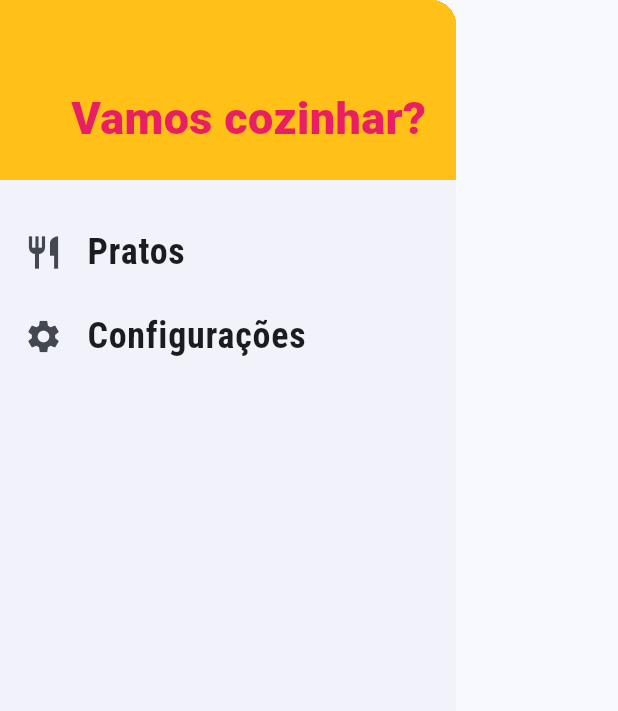
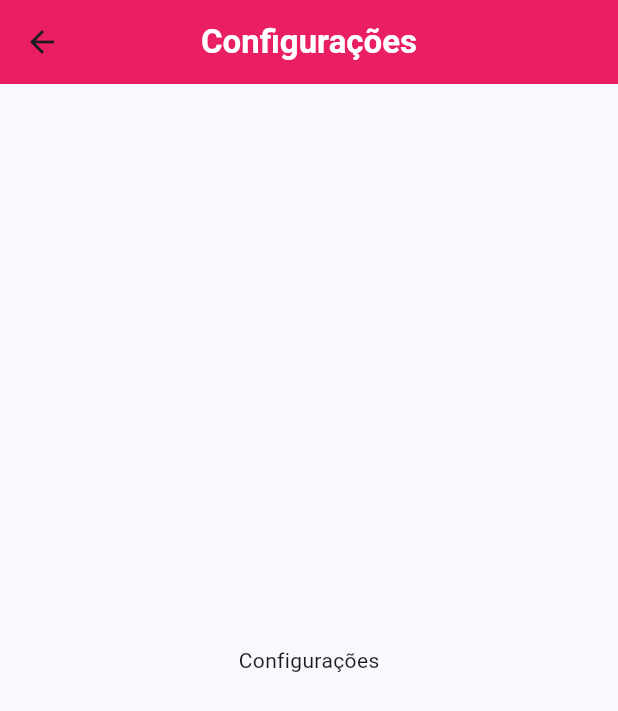
Before and after one commit to And5reas/comida, a Flutter app: the MainDrawer widget shown alone on an empty page, opened directly, after a tap on "Configurações", on a phone screen of 412 x 824 dp. Shown: the top 711 px of the screen. Run offline on Flutter 3.47's test engine with Material 3 defaults, Android fonts, the light colour scheme and no system bars; network calls fail.

Commit message:
Created settings screen and updated appBar Theme

```diff
--- a/lib/components/main_drawer.dart
+++ b/lib/components/main_drawer.dart
@@ -1,7 +1,8 @@
+import 'package:comida/utils/app_routes.dart';
 import 'package:flutter/material.dart';
 
 class MainDrawer extends StatelessWidget {
-  Widget _createItem(IconData icon, String label) {
+  Widget _createItem(IconData icon, String label, Function() onTab) {
     return ListTile(
       leading: Icon(
         icon,
@@ -15,7 +16,7 @@ class MainDrawer extends StatelessWidget {
           fontWeight: FontWeight.bold,
         ),
       ),
-      onTap: () {},
+      onTap: onTab,
     );
   }
 
@@ -41,8 +42,16 @@ class MainDrawer extends StatelessWidget {
             ),
           ),
           SizedBox(height: 20),
-          _createItem(Icons.restaurant, 'Pratos'),
-          _createItem(Icons.settings, 'Configurações'),
+          _createItem(
+            Icons.restaurant,
+            'Pratos',
+            () => Navigator.of(context).pushNamed(AppRoutes.home),
+          ),
+          _createItem(
+            Icons.settings,
+            'Configurações',
+            () => Navigator.of(context).pushNamed(AppRoutes.settings),
+          ),
         ],
       ),
     );
--- a/lib/main.dart
+++ b/lib/main.dart
@@ -1,4 +1,5 @@
 import 'package:comida/screens/meal_detail_screen.dart';
+import 'package:comida/screens/settings_screen.dart';
 import 'package:flutter/material.dart';
 import 'package:comida/screens/categories_meals_screen.dart';
 import 'package:comida/screens/tabs_screen.dart';
@@ -18,9 +19,8 @@ class Comida extends StatelessWidget {
       theme: ThemeData(
           fontFamily: 'Raleway',
           canvasColor: Color.fromRGBO(255, 254, 229, 1),
-          appBarTheme: AppBarTheme(
-            backgroundColor: Colors.pink,
-          ),
+          appBarTheme:
+              AppBarTheme(backgroundColor: Colors.pink, centerTitle: true),
           primarySwatch: Colors.blue,
           colorScheme: ColorScheme.fromSeed(
             seedColor: Colors.blue,
@@ -40,6 +40,7 @@ class Comida extends StatelessWidget {
         AppRoutes.home: (ctx) => TabsScreen(),
         AppRoutes.categoriesMeals: (ctx) => CategoriesMealsScreen(),
         AppRoutes.mealDatail: (ctx) => MealDetailScreen(),
+        AppRoutes.settings: (ctx) => SettingsScreen(),
       },
     );
   }
--- a/lib/screens/categories_meals_screen.dart
+++ b/lib/screens/categories_meals_screen.dart
@@ -17,7 +17,6 @@ class CategoriesMealsScreen extends StatelessWidget {
     return Scaffold(
       backgroundColor: Theme.of(context).canvasColor,
       appBar: AppBar(
-        centerTitle: true,
         title: Text(
           category.title,
           style: TextStyle(
--- a/lib/screens/meal_detail_screen.dart
+++ b/lib/screens/meal_detail_screen.dart
@@ -31,7 +31,6 @@ class MealDetailScreen extends StatelessWidget {
     return Scaffold(
       backgroundColor: Theme.of(context).canvasColor,
       appBar: AppBar(
-        centerTitle: true,
         title: Text(
           meal.title,
           style: TextStyle(
--- /dev/null
+++ b/lib/screens/settings_screen.dart
@@ -0,0 +1,23 @@
+import 'package:flutter/material.dart';
+
+class SettingsScreen extends StatelessWidget {
+  const SettingsScreen({super.key});
+
+  @override
+  Widget build(BuildContext context) {
+    return Scaffold(
+      appBar: AppBar(
+        title: Text(
+          'Configurações',
+          style: TextStyle(
+            color: Theme.of(context).colorScheme.onPrimary,
+            fontWeight: FontWeight.bold,
+          ),
+        ),
+      ),
+      body: Center(
+        child: Text('Configurações'),
+      ),
+    );
+  }
+}
--- a/lib/screens/tabs_screen.dart
+++ b/lib/screens/tabs_screen.dart
@@ -28,7 +28,6 @@ class _TabsScreenState extends State<TabsScreen> {
     return Scaffold(
       backgroundColor: Theme.of(context).canvasColor,
       appBar: AppBar(
-        centerTitle: true,
         title: Text(
           _screens[_selectedScreenIndex]['title'] as String,
           style: TextStyle(
--- a/lib/utils/app_routes.dart
+++ b/lib/utils/app_routes.dart
@@ -2,4 +2,5 @@ class AppRoutes {
   static const String home = '/';
   static const String categoriesMeals = '/categories-meals';
   static const String mealDatail = '/meal-detail';
+  static const String settings = '/settings';
 }
```
